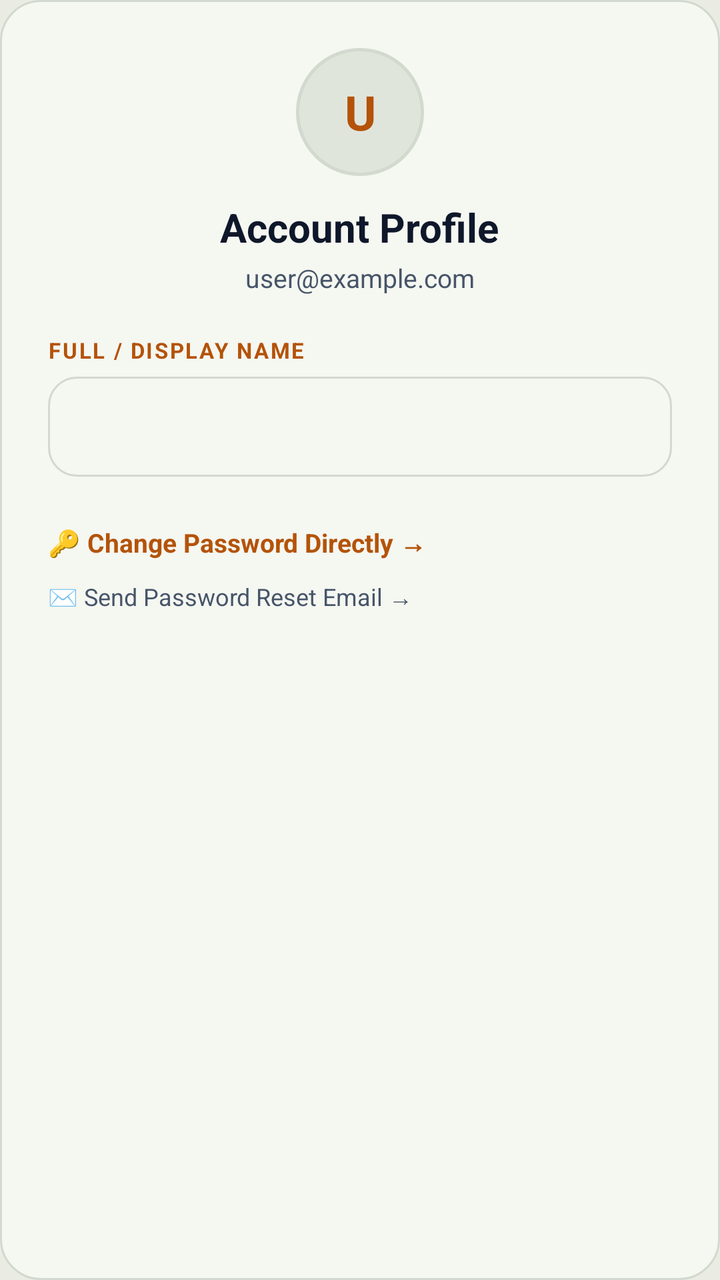
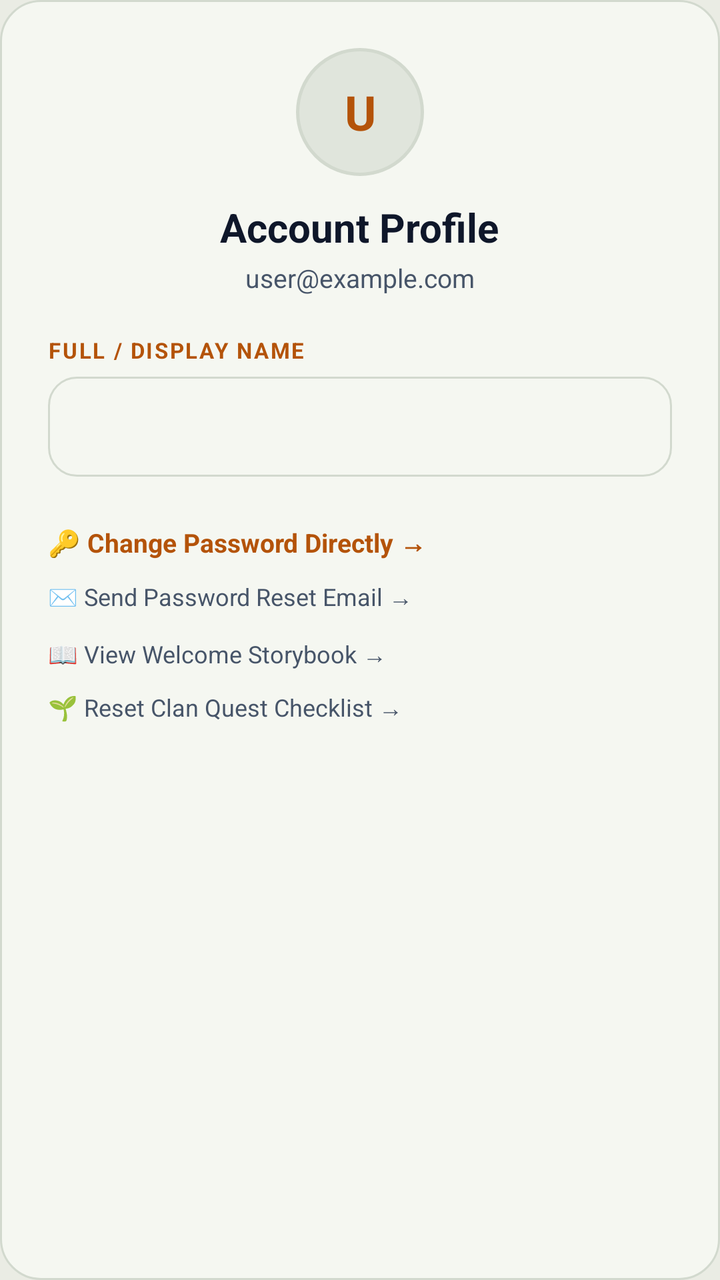

Two renders of the same Android screen: before a commit and after it. Below are the layout's source before the change and the commit's diff.
<!-- AndroidManifest.xml: application theme Theme.BTProject2 -->
<!-- res/layout/dialog_account_profile.xml -->
<?xml version="1.0" encoding="utf-8"?>
<LinearLayout xmlns:android="http://schemas.android.com/apk/res/android"
    android:layout_width="match_parent"
    android:layout_height="wrap_content"
    android:orientation="vertical"
    android:background="@drawable/bg_forest_card"
    android:padding="24dp">

    
    <LinearLayout
        android:layout_width="match_parent"
        android:layout_height="wrap_content"
        android:gravity="center"
        android:orientation="vertical"
        android:layout_marginBottom="20dp">

        <TextView
            android:id="@+id/tvDialogAvatar"
            android:layout_width="64dp"
            android:layout_height="64dp"
            android:gravity="center"
            android:text="U"
            android:textSize="24sp"
            android:textStyle="bold"
            android:textColor="@color/gold_accent"
            android:background="@drawable/avatar_circle_dark"
            android:layout_marginBottom="12dp" />

        <TextView
            android:layout_width="wrap_content"
            android:layout_height="wrap_content"
            android:text="Account Profile"
            android:textSize="20sp"
            android:textStyle="bold"
            android:textColor="@color/text_primary" />

        <TextView
            android:id="@+id/tvDialogEmail"
            android:layout_width="wrap_content"
            android:layout_height="wrap_content"
            android:text="user@example.com"
            android:textSize="13sp"
            android:textColor="@color/text_secondary"
            android:layout_marginTop="3dp" />
    </LinearLayout>

    
    <TextView
        android:layout_width="wrap_content"
        android:layout_height="wrap_content"
        android:text="FULL / DISPLAY NAME"
        android:textSize="11sp"
        android:textStyle="bold"
        android:textColor="@color/gold_accent"
        android:letterSpacing="0.08"
        android:layout_marginBottom="6dp" />

    <EditText
        android:id="@+id/etDialogDisplayName"
        android:layout_width="match_parent"
        android:layout_height="50dp"
        android:background="@drawable/input_bg"
        android:paddingStart="16dp"
        android:paddingEnd="16dp"
        android:textSize="14sp"
        android:textColor="@color/text_primary"
        android:textColorHint="@color/text_hint"
        android:inputType="textPersonName"
        android:layout_marginBottom="16dp" />

    
    <TextView
        android:id="@+id/btnDialogChangePassword"
        android:layout_width="wrap_content"
        android:layout_height="wrap_content"
        android:text="🔑 Change Password Directly →"
        android:textSize="13sp"
        android:textStyle="bold"
        android:textColor="@color/gold_accent"
        android:paddingTop="8dp"
        android:paddingBottom="6dp"
        android:clickable="true"
        android:focusable="true" />

    <TextView
        android:id="@+id/btnDialogResetPassword"
        android:layout_width="wrap_content"
        android:layout_height="wrap_content"
        android:text="✉️ Send Password Reset Email →"
        android:textSize="12sp"
        android:textColor="@color/text_secondary"
        android:paddingTop="4dp"
        android:paddingBottom="8dp"
        android:clickable="true"
        android:focusable="true" />

</LinearLayout>
<!-- resources referenced by this layout -->
<resources>
  <color name="gold_accent">#B45309</color>
  <color name="text_hint">#788A7E</color>
  <color name="text_primary">#0F172A</color>
  <color name="text_secondary">#475569</color>
  <!-- drawable avatar_circle_dark (drawable) -->
  <?xml version="1.0" encoding="utf-8"?>
  <shape xmlns:android="http://schemas.android.com/apk/res/android"
      android:shape="oval">
      <solid android:color="@color/forest_card_light" />
      <stroke
          android:width="1.5dp"
          android:color="@color/forest_card_border" />
  </shape>
  <!-- drawable bg_forest_card (drawable) -->
  <?xml version="1.0" encoding="utf-8"?>
  <shape xmlns:android="http://schemas.android.com/apk/res/android"
      android:shape="rectangle">
      <solid android:color="@color/forest_card" />
      <corners android:radius="20dp" />
      <stroke
          android:width="1dp"
          android:color="@color/forest_card_border" />
  </shape>
  <!-- drawable input_bg (drawable) -->
  <?xml version="1.0" encoding="utf-8"?>
  <shape xmlns:android="http://schemas.android.com/apk/res/android"
      android:shape="rectangle">
      <solid android:color="@color/forest_card" />
      <corners android:radius="14dp" />
      <stroke android:width="1dp" android:color="@color/forest_card_border" />
  </shape>
  <style name="Theme.BTProject2" parent="Theme.MaterialComponents.DayNight.NoActionBar">
          <item name="colorPrimary">@color/gold_accent</item>
          <item name="colorPrimaryDark">@color/gold_accent_dark</item>
          <item name="colorAccent">@color/gold_accent</item>
          <item name="android:windowBackground">@color/forest_bg</item>
          <item name="android:statusBarColor">@color/forest_bg</item>
          <item name="android:windowLightStatusBar">true</item>
      </style>
  <color name="forest_card_light">#E0E5DC</color>
  <color name="forest_card_border">#D2D9CE</color>
  <color name="forest_card">#F5F7F1</color>
  <color name="gold_accent_dark">#78350F</color>
  <color name="forest_bg">#EAECE4</color>
</resources>

<!-- the commit's change to res/layout/dialog_account_profile.xml (unified diff, before → after) -->
@@ -94,4 +94,29 @@
         android:clickable="true"
         android:focusable="true" />
 
+    
+    <TextView
+        android:id="@+id/btnDialogReplayStorybook"
+        android:layout_width="wrap_content"
+        android:layout_height="wrap_content"
+        android:text="📖 View Welcome Storybook →"
+        android:textSize="12sp"
+        android:textColor="@color/text_secondary"
+        android:paddingTop="4dp"
+        android:paddingBottom="6dp"
+        android:clickable="true"
+        android:focusable="true" />
+
+    <TextView
+        android:id="@+id/btnDialogResetQuest"
+        android:layout_width="wrap_content"
+        android:layout_height="wrap_content"
+        android:text="🌱 Reset Clan Quest Checklist →"
+        android:textSize="12sp"
+        android:textColor="@color/text_secondary"
+        android:paddingTop="4dp"
+        android:paddingBottom="8dp"
+        android:clickable="true"
+        android:focusable="true" />
+
 </LinearLayout>
